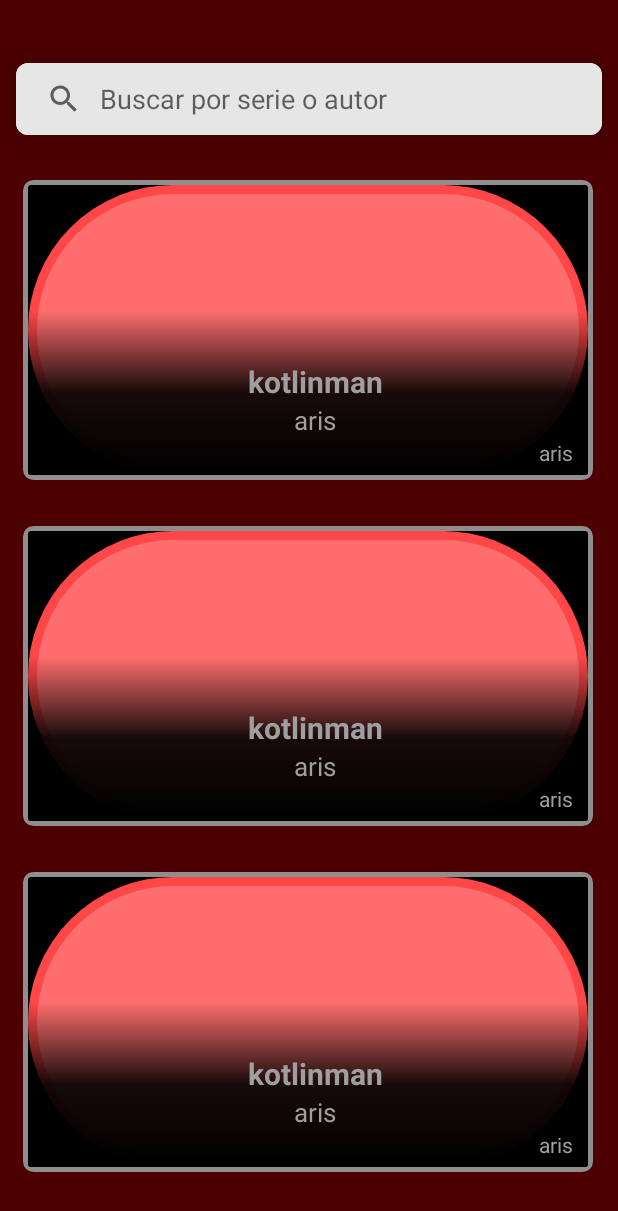
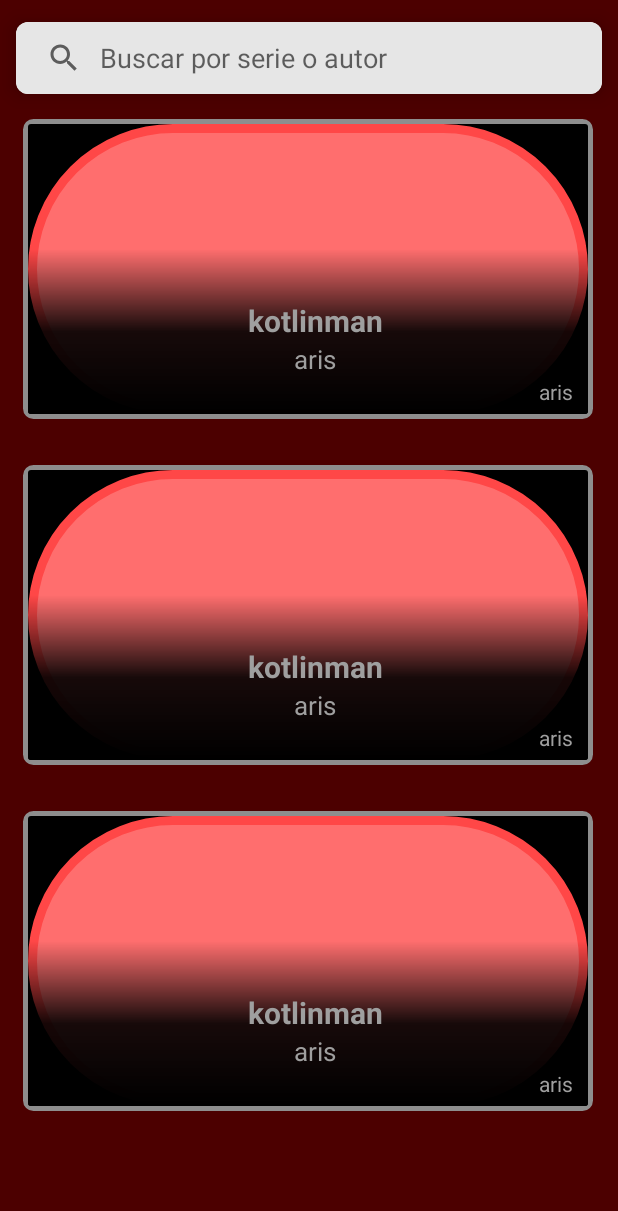
Before and after one commit to c4rlosrp/Projecto_Integrador, an Android app: the layout fragment_search.xml on its own in the app's theme, with its tools: preview values and no code run, on a phone screen of 412 x 824 dp. Shown: the top 1211 px of the screen. Run offline under Robolectric (Android 15) with nearby library versions, the phone set to English and light mode, and no system bars.

Commit message:
commit search

```diff
--- a/app/build.gradle
+++ b/app/build.gradle
@@ -30,6 +30,10 @@ android {
     kotlinOptions {
         jvmTarget = '1.8'
     }
+
+    viewBinding{
+        enabled = "true"
+    }
 }
 
 dependencies {
--- a/app/src/main/res/layout/fragment_search.xml
+++ b/app/src/main/res/layout/fragment_search.xml
@@ -1,20 +1,23 @@
 <?xml version="1.0" encoding="utf-8"?>
-<LinearLayout xmlns:android="http://schemas.android.com/apk/res/android"
+<RelativeLayout xmlns:android="http://schemas.android.com/apk/res/android"
     xmlns:tools="http://schemas.android.com/tools"
     android:layout_width="match_parent"
     android:layout_height="match_parent"
     xmlns:app="http://schemas.android.com/apk/res-auto"
     tools:context=".SearchFragment"
-    android:gravity="center"
+    android:gravity="top"
     android:orientation="vertical"
-    android:background="#4C0000">
+    android:background="#4C0000"
+    >
 
     <com.google.android.material.card.MaterialCardView
+        android:id="@+id/cardSvSearch"
         android:layout_width="match_parent"
         android:layout_height="wrap_content"
         app:cardCornerRadius="8dp"
         app:cardElevation="8dp"
-        app:cardUseCompatPadding="true">
+        app:cardUseCompatPadding="true"
+        >
 
         <SearchView
             android:id="@+id/svSearch"
@@ -30,9 +33,11 @@
 
     <androidx.recyclerview.widget.RecyclerView
         android:id="@+id/recyclerSuperHero"
+
         android:layout_width="match_parent"
         android:layout_height="wrap_content"
+        android:layout_marginTop="64dp"
         tools:listitem="@layout/item_superhero"
         />
 
-</LinearLayout>
+</RelativeLayout>
--- a/app/src/main/res/layout/item_superhero.xml
+++ b/app/src/main/res/layout/item_superhero.xml
@@ -44,7 +44,7 @@
             >
 
             <TextView
-                android:id="@+id/tvSuperHeroName"
+                android:id="@+id/tvPublisher"
                 android:layout_width="wrap_content"
                 android:layout_height="wrap_content"
                 android:textColor="@color/gris"
@@ -56,7 +56,7 @@
 
 
             <TextView
-                android:id="@+id/tvPublisher"
+                android:id="@+id/tvRealName"
                 android:layout_width="wrap_content"
                 android:layout_height="wrap_content"
                 android:textColor="@color/gris"
@@ -65,7 +65,7 @@
                 tools:text="aris" />
 
             <TextView
-                android:id="@+id/tvRealName"
+                android:id="@+id/tvSuperHeroName"
                 android:layout_width="wrap_content"
                 android:layout_height="wrap_content"
                 android:textColor="@color/gris"
```
Also changed, not shown: app/src/main/java/com/example/projectointegrador/SearchFragment.kt (+48 -7 lines), app/src/main/java/com/example/projectointegrador/adapter/SuperHeroAdapter.kt (+6 -1 lines).
